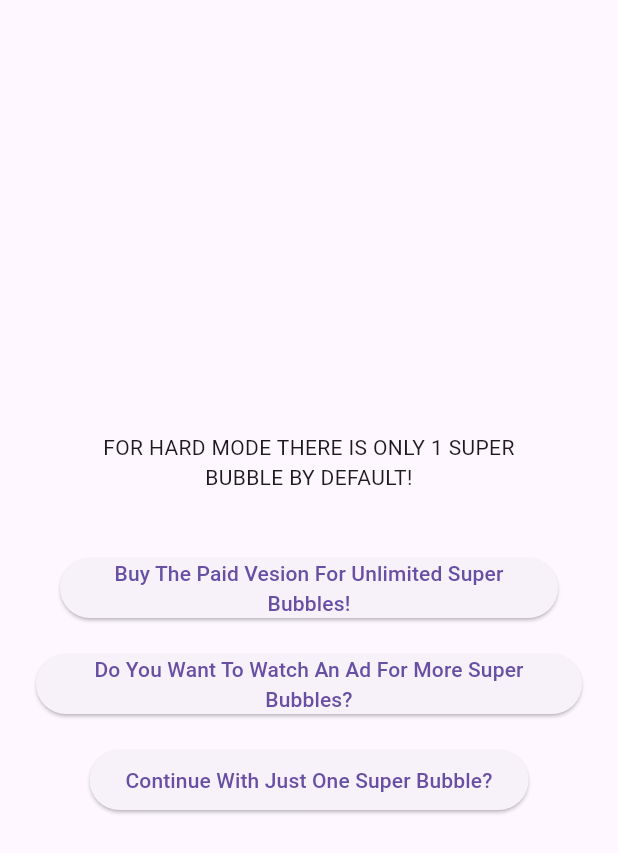
After one commit to wojtekbakun/tictactoe, a Flutter app: the SplashScreen screen opened by its route, on a phone screen of 412 x 824 dp. The commit adds this screen. Shown: the top 853 px of the screen. Run offline on Flutter 3.47's test engine with Material 3 defaults, Android fonts, the phone set to English and light mode, and no system bars; our stand-ins replace audioplayers.

Commit message:
added splash screen

```diff
--- a/lib/data/models/ttt_game_model.dart
+++ b/lib/data/models/ttt_game_model.dart
@@ -1,5 +1,4 @@
 import 'dart:math';
-import 'package:flutter/foundation.dart';
 import 'package:flutter/material.dart';
 import 'package:tictactoe/domain/config/game_repo.dart';
 
--- a/lib/main.dart
+++ b/lib/main.dart
@@ -4,6 +4,7 @@ import 'package:tictactoe/presentation/screens/game_screen.dart';
 import 'package:tictactoe/presentation/screens/grid_screen.dart';
 import 'package:tictactoe/presentation/screens/level_screen.dart';
 import 'package:tictactoe/presentation/screens/mode_screen.dart';
+import 'package:tictactoe/presentation/screens/splash_screen.dart';
 
 void main() {
   runApp(
@@ -25,6 +26,7 @@ class MainApp extends StatelessWidget {
         '/grid': (context) => const GridScreen(),
         '/level': (context) => const LevelScreen(),
         '/game': (context) => const GameScreen(),
+        '/splash': (context) => const SplashScreen(),
       },
       initialRoute: '/mode',
       home: const Scaffold(
--- a/lib/presentation/screens/game_screen.dart
+++ b/lib/presentation/screens/game_screen.dart
@@ -61,7 +61,7 @@ class _GameScreenState extends State<GameScreen> {
                             onPressed: () {
                               soundManager.playEffectSound(
                                   'sounds/click_sound_effect.mp3');
-                              Navigator.pop(context);
+                              Navigator.pushNamed(context, '/mode');
                               gameModel.resetGame();
                             },
                             child: const Text('BACK'),
--- a/lib/presentation/screens/level_screen.dart
+++ b/lib/presentation/screens/level_screen.dart
@@ -45,7 +45,9 @@ class LevelScreen extends StatelessWidget {
                         onPressed: () {
                           soundManager
                               .playEffectSound('sounds/click_sound_effect.mp3');
-                          Navigator.pushNamed(context, '/game');
+                          level == 'hard'
+                              ? Navigator.pushNamed(context, '/splash')
+                              : Navigator.pushNamed(context, '/game');
                           gameModel.setLevelDifficulty(level);
                         },
                       ),
--- /dev/null
+++ b/lib/presentation/screens/splash_screen.dart
@@ -0,0 +1,59 @@
+import 'package:flutter/material.dart';
+import 'package:tictactoe/presentation/widgets/button.dart';
+
+class SplashScreen extends StatelessWidget {
+  const SplashScreen({super.key});
+
+  @override
+  Widget build(BuildContext context) {
+    return Scaffold(
+      body: SafeArea(
+        child: Padding(
+          padding: const EdgeInsets.symmetric(horizontal: 24.0),
+          child: Center(
+            child: Column(
+              mainAxisAlignment: MainAxisAlignment.center,
+              children: [
+                Padding(
+                  padding: const EdgeInsets.all(24.0),
+                  child: Text(
+                    'For hard mode there is only 1 super bubble by default!'
+                        .toUpperCase(),
+                    textAlign: TextAlign.center,
+                  ),
+                ),
+                Column(
+                  children: [
+                    Padding(
+                      padding: const EdgeInsets.all(16.0),
+                      child: Button(
+                          text:
+                              'Buy The Paid Vesion For Unlimited Super Bubbles!',
+                          onPressed: () {
+                            Navigator.pushNamed(context, '/game');
+                          }),
+                    ),
+                    Button(
+                        text:
+                            'Do You Want To Watch An Ad For More Super Bubbles?',
+                        onPressed: () {
+                          Navigator.pushNamed(context, '/game');
+                        }),
+                    Padding(
+                      padding: const EdgeInsets.all(16.0),
+                      child: Button(
+                          text: 'Continue With Just One Super Bubble?',
+                          onPressed: () {
+                            Navigator.pushNamed(context, '/game');
+                          }),
+                    ),
+                  ],
+                ),
+              ],
+            ),
+          ),
+        ),
+      ),
+    );
+  }
+}
--- a/lib/presentation/widgets/button.dart
+++ b/lib/presentation/widgets/button.dart
@@ -11,6 +11,7 @@ class Button extends StatelessWidget {
       onPressed: onPressed ?? () {},
       child: Text(
         text,
+        textAlign: TextAlign.center,
       ),
     );
   }
--- a/lib/presentation/widgets/get_symbol_image.dart
+++ b/lib/presentation/widgets/get_symbol_image.dart
@@ -11,6 +11,12 @@ class SymbolImage extends StatelessWidget {
         ? Image.asset(MyConsts.bubblePath)
         : currentPlayer == 'X'
             ? Image.asset(MyConsts.xBubblePath)
-            : Image.asset(MyConsts.oBubblePath);
+            : currentPlayer == 'Super X'
+                ? Image.asset(MyConsts.superXBubblePath)
+                : currentPlayer == 'O'
+                    ? Image.asset(MyConsts.oBubblePath)
+                    : currentPlayer == 'Super O'
+                        ? Image.asset(MyConsts.superOBubblePath)
+                        : Image.asset(MyConsts.bubblePath);
   }
 }
```
